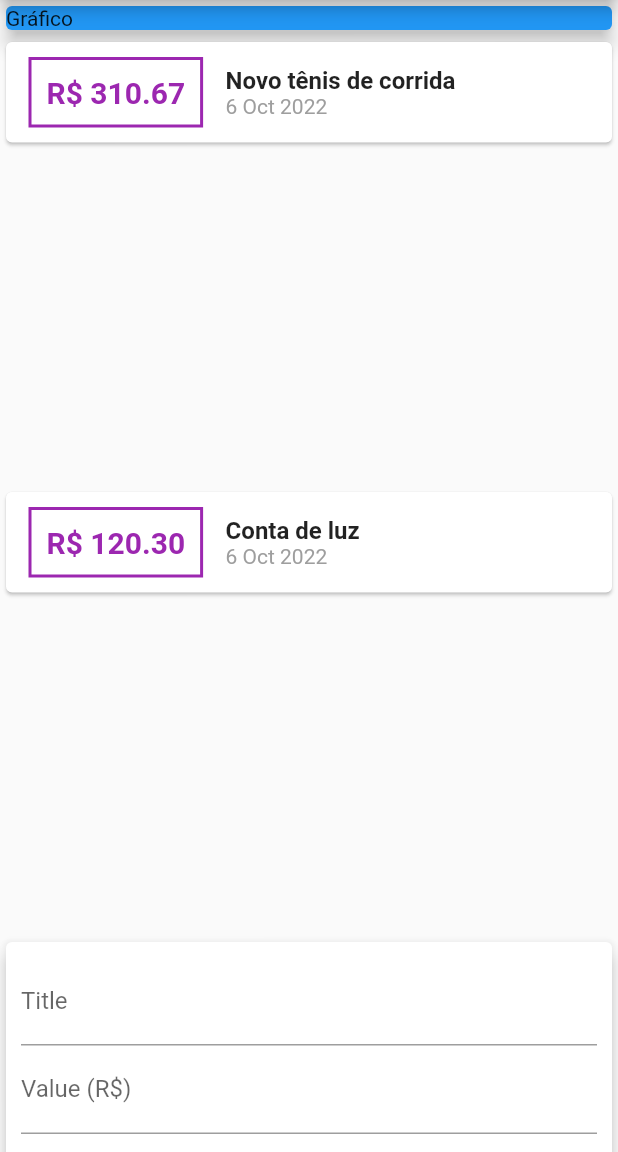
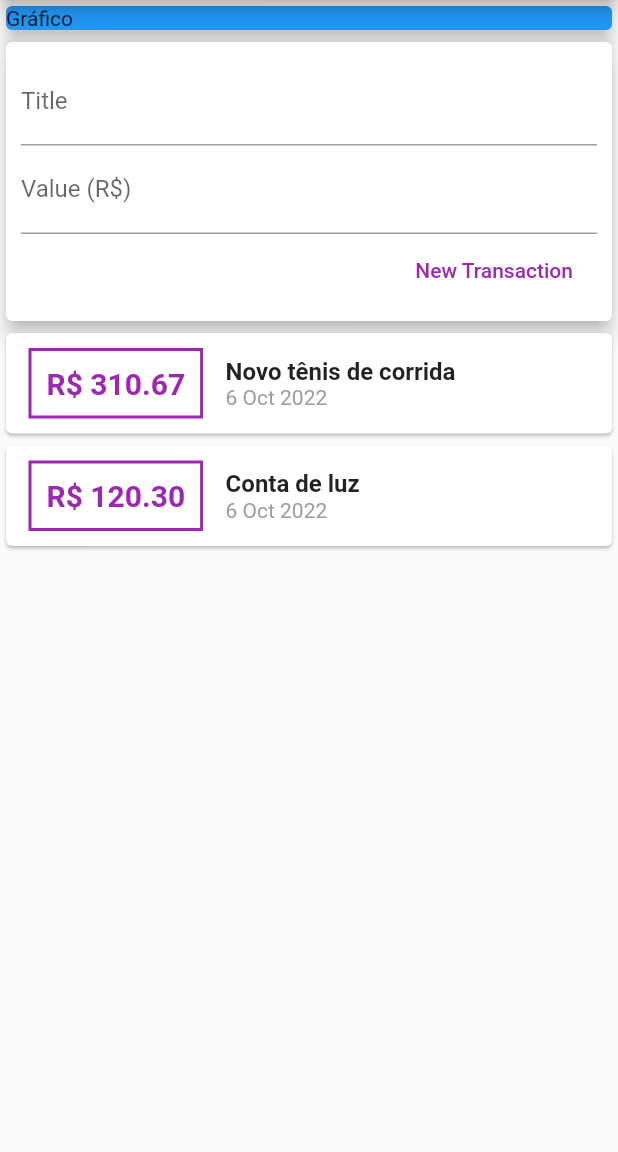
Before and after one commit to KetlenCamille/expenses, a Flutter app: the screen it shows after launch, on a phone screen of 412 x 824 dp, the part 84-1236 px from its top. Run offline on Flutter 3.47's test engine with Material 2 defaults, Android fonts, the phone set to English and light mode, and no system bars.

Commit message:
Using ListView

```diff
--- a/lib/components/transaction_list.dart
+++ b/lib/components/transaction_list.dart
@@ -9,12 +9,13 @@ class TransactionList extends StatelessWidget {
 
   @override
   Widget build(BuildContext context) {
-    return Column(
-        children: transactions.map((tr) {
-      return Container(
-        height: 300,
-        child: SingleChildScrollView(
-          child: Card(
+    return Container(
+      height: 300,
+      child: ListView.builder(
+        itemCount: transactions.length,
+        itemBuilder: (ctx, index) {
+          final tr = transactions[index];
+          return Card(
             child: Row(children: <Widget>[
               Container(
                   margin: EdgeInsets.symmetric(
@@ -46,9 +47,9 @@ class TransactionList extends StatelessWidget {
                 ],
               )
             ]),
-          ),
-        ),
-      );
-    }).toList());
+          );
+        },
+      ),
+    );
   }
 }
--- a/lib/components/transaction_user.dart
+++ b/lib/components/transaction_user.dart
@@ -41,8 +41,8 @@ class _TransactionUserState extends State<TransactionUser> {
   Widget build(BuildContext context) {
     return Column(
       children: <Widget>[
+        TransactionForm(_addTransaction),
         TransactionList(_transactions),
-        TransactionForm(_addTransaction),
       ],
     );
   }
```
